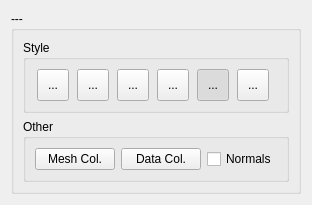
Above: qwtplot3d/examples/plotlets/src/configframebase.ui from vlcvboyer/qwtplot3d-sourceforge before the change. Below: the same form after it.
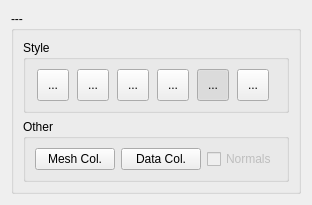
That is the form after the change. Icons and pictures are not drawn.

What changed in the file:
```diff
--- a/qwtplot3d/examples/plotlets/src/configframebase.ui
+++ b/qwtplot3d/examples/plotlets/src/configframebase.ui
@@ -255,6 +255,9 @@
          </item>
          <item>
           <widget class="QCheckBox" name="normalsCB">
+           <property name="enabled">
+            <bool>false</bool>
+           </property>
            <property name="sizePolicy">
             <sizepolicy hsizetype="Preferred" vsizetype="Fixed">
              <horstretch>0</horstretch>
```
